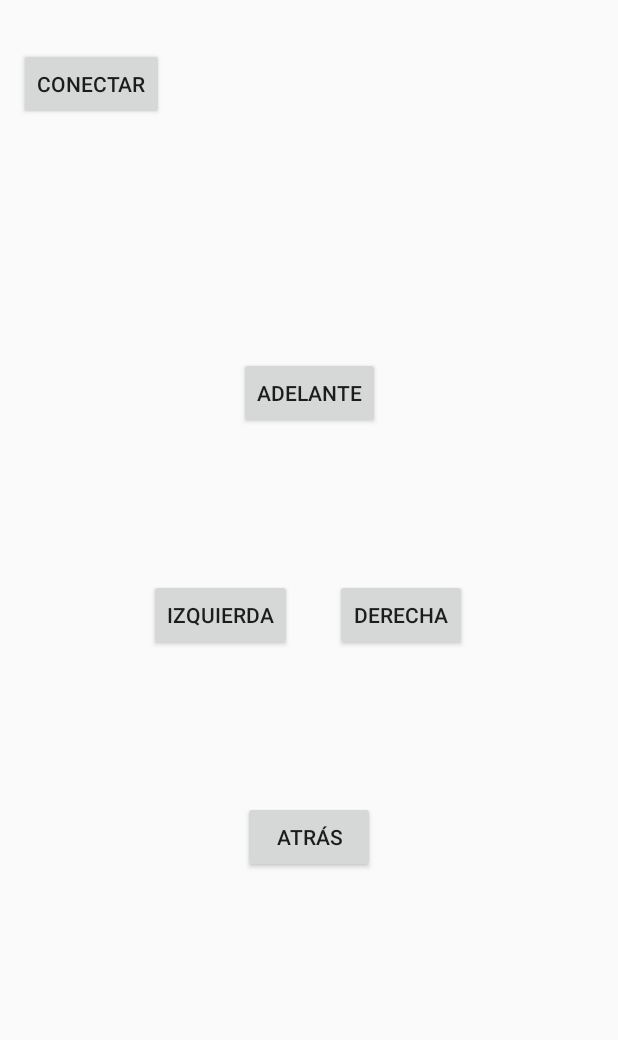
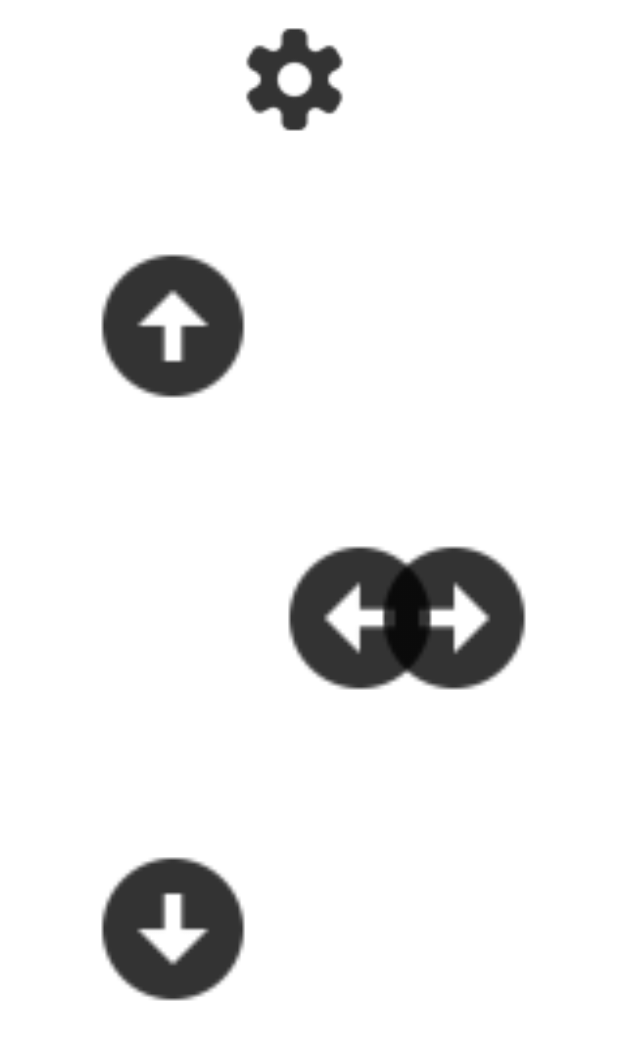
Before and after one commit to d7d8/IDG195-G7-RODRIGUEZ, an Android app: the layout activity_movimiento.xml on its own in the app's theme, with its tools: preview values and no code run, on a phone screen of 412 x 824 dp. Shown: the top 1040 px of the screen. Run offline under Robolectric (Android 15) with nearby library versions, the light colour scheme and no system bars.

Commit message:
Entrega primer avance proyecto

```diff
--- a/BluetoothControllerJB/app/build.gradle
+++ b/BluetoothControllerJB/app/build.gradle
@@ -20,7 +20,7 @@ android {
 
 dependencies {
     implementation fileTree(dir: 'libs', include: ['*.jar'])
-    implementation 'com.android.support:appcompat-v7:28.0.0-rc02'
+    implementation 'com.android.support:appcompat-v7:28.0.0-alpha1'
     implementation 'com.android.support.constraint:constraint-layout:1.1.3'
     testImplementation 'junit:junit:4.12'
     androidTestImplementation 'com.android.support.test:runner:1.0.2'
--- a/BluetoothControllerJB/app/src/main/java/olea/rodriguez/julio/bluetoothcontrollerjb/Listdevices.java
+++ b/BluetoothControllerJB/app/src/main/java/olea/rodriguez/julio/bluetoothcontrollerjb/Listdevices.java
@@ -31,7 +31,7 @@ public class Listdevices extends AppCompatActivity {
     public void onResume()
     {
         super.onResume();
-        ;
+
         myPairedDevices = new ArrayAdapter(this, R.layout.dispositivon);
         IdLista = findViewById(R.id.list_devices);
         IdLista.setAdapter(myPairedDevices);
--- a/BluetoothControllerJB/app/src/main/res/layout/activity_movimiento.xml
+++ b/BluetoothControllerJB/app/src/main/res/layout/activity_movimiento.xml
@@ -8,81 +8,88 @@
 
     <Button
         android:id="@+id/btn_right"
-        android:layout_width="wrap_content"
-        android:layout_height="wrap_content"
+        android:layout_width="125dp"
+        android:layout_height="125dp"
         android:layout_marginBottom="8dp"
         android:layout_marginEnd="8dp"
         android:layout_marginStart="8dp"
         android:layout_marginTop="8dp"
-        android:text="@string/right_button"
+        android:background="@drawable/bttnr"
+        android:visibility="visible"
         app:layout_constraintBottom_toBottomOf="parent"
         app:layout_constraintEnd_toEndOf="parent"
-        app:layout_constraintHorizontal_bias="0.7"
+        app:layout_constraintHorizontal_bias="0.856"
         app:layout_constraintStart_toStartOf="parent"
-        app:layout_constraintTop_toTopOf="parent"
-        app:layout_constraintVertical_bias="0.497" />
+        app:layout_constraintTop_toTopOf="parent" />
 
     <Button
         android:id="@+id/btn_forward"
-        android:layout_width="wrap_content"
-        android:layout_height="wrap_content"
+        android:layout_width="125dp"
+        android:layout_height="125dp"
         android:layout_marginBottom="8dp"
         android:layout_marginEnd="8dp"
         android:layout_marginStart="8dp"
         android:layout_marginTop="8dp"
-        android:text="@string/forward_button"
+        android:background="@drawable/bttnr"
+        android:rotation="270"
+        android:visibility="visible"
         app:layout_constraintBottom_toBottomOf="parent"
         app:layout_constraintEnd_toEndOf="parent"
+        app:layout_constraintHorizontal_bias="0.166"
         app:layout_constraintStart_toStartOf="parent"
         app:layout_constraintTop_toTopOf="parent"
-        app:layout_constraintVertical_bias="0.303" />
+        app:layout_constraintVertical_bias="0.215" />
 
     <Button
         android:id="@+id/btn_conectar"
-        android:layout_width="wrap_content"
-        android:layout_height="wrap_content"
+        android:layout_width="90dp"
+        android:layout_height="90dp"
         android:layout_marginBottom="8dp"
         android:layout_marginEnd="8dp"
         android:layout_marginStart="8dp"
         android:layout_marginTop="8dp"
+        android:background="@drawable/sttgs"
         android:onClick="turnon"
-        android:text="@string/cnt_button"
         app:layout_constraintBottom_toBottomOf="parent"
         app:layout_constraintEnd_toEndOf="parent"
-        app:layout_constraintHorizontal_bias="0.016"
+        app:layout_constraintHorizontal_bias="0.469"
         app:layout_constraintStart_toStartOf="parent"
         app:layout_constraintTop_toTopOf="parent"
-        app:layout_constraintVertical_bias="0.032" />
+        app:layout_constraintVertical_bias="0.0" />
 
     <Button
         android:id="@+id/btn_left"
-        android:layout_width="wrap_content"
-        android:layout_height="wrap_content"
+        android:layout_width="125dp"
+        android:layout_height="125dp"
         android:layout_marginBottom="8dp"
         android:layout_marginEnd="8dp"
         android:layout_marginStart="8dp"
         android:layout_marginTop="8dp"
-        android:text="@string/left_button"
+        android:background="@drawable/bttnr"
+        android:rotation="180"
+        android:visibility="visible"
         app:layout_constraintBottom_toBottomOf="parent"
         app:layout_constraintEnd_toEndOf="parent"
-        app:layout_constraintHorizontal_bias="0.303"
+        app:layout_constraintHorizontal_bias="0.625"
         app:layout_constraintStart_toStartOf="parent"
-        app:layout_constraintTop_toTopOf="parent"
-        app:layout_constraintVertical_bias="0.497" />
+        app:layout_constraintTop_toTopOf="parent" />
 
     <Button
         android:id="@+id/btn_reverse"
-        android:layout_width="wrap_content"
-        android:layout_height="wrap_content"
+        android:layout_width="125dp"
+        android:layout_height="125dp"
         android:layout_marginBottom="8dp"
         android:layout_marginEnd="8dp"
         android:layout_marginStart="8dp"
         android:layout_marginTop="8dp"
-        android:text="@string/reverse_button"
+        android:background="@drawable/bttnr"
+        android:rotation="90"
+        android:visibility="visible"
         app:layout_constraintBottom_toBottomOf="parent"
         app:layout_constraintEnd_toEndOf="parent"
+        app:layout_constraintHorizontal_bias="0.166"
         app:layout_constraintStart_toStartOf="parent"
         app:layout_constraintTop_toTopOf="parent"
-        app:layout_constraintVertical_bias="0.692" />
+        app:layout_constraintVertical_bias="0.804" />
 
 </android.support.constraint.ConstraintLayout>
--- a/BluetoothControllerJB/app/src/main/res/values/colors.xml
+++ b/BluetoothControllerJB/app/src/main/res/values/colors.xml
@@ -1,6 +1,9 @@
 <?xml version="1.0" encoding="utf-8"?>
 <resources>
-    <color name="colorPrimary">#3F51B5</color>
-    <color name="colorPrimaryDark">#303F9F</color>
-    <color name="colorAccent">#FF4081</color>
+    <color name="colorPrimary">#01030b</color>
+    <color name="colorPrimaryDark">#010101</color>
+    <color name="colorAccent">#cecdcd</color>
+    <color name="foreground_material_light">#798401</color>
+    <color name="background_material_light_1">#1ce244</color>
+    <color name="background_material_light">#ffffff</color>
 </resources>
--- a/BluetoothControllerJB/app/src/main/res/values/strings.xml
+++ b/BluetoothControllerJB/app/src/main/res/values/strings.xml
@@ -1,9 +1,4 @@
 <resources>
     <string name="app_name">Bluetooth Ctrl JB</string>
-    <string name="cnt_button">Conectar</string>
-    <string name="forward_button">Adelante</string>
-    <string name="reverse_button">Atrás</string>
-    <string name="right_button">Derecha</string>
-    <string name="left_button">Izquierda</string>
     <string name="devices_txt">Dispositivos vinculados</string>
 </resources>
--- a/BluetoothControllerJB/app/src/main/res/values/styles.xml
+++ b/BluetoothControllerJB/app/src/main/res/values/styles.xml
@@ -1,11 +1,12 @@
 <resources>
 
     <!-- Base application theme. -->
-    <style name="AppTheme" parent="Theme.AppCompat.Light.DarkActionBar">
+    <style name="AppTheme" parent="Theme.AppCompat.Light.NoActionBar">
         <!-- Customize your theme here. -->
         <item name="colorPrimary">@color/colorPrimary</item>
         <item name="colorPrimaryDark">@color/colorPrimaryDark</item>
         <item name="colorAccent">@color/colorAccent</item>
+        <item name="android:colorBackground">@color/background_material_light</item>
     </style>
 
 </resources>
```
Also changed, not shown: BluetoothControllerJB/app/src/main/java/olea/rodriguez/julio/bluetoothcontrollerjb/Movimiento.java (+22 -14 lines), BluetoothControllerJB/app/src/main/res/layout/activity_listdevices.xml (+8 -11 lines), BluetoothControllerJB/app/src/main/res/drawable-hdpi/bttnr.png (added), BluetoothControllerJB/app/src/main/res/drawable-hdpi/sttgs.png (added), BluetoothControllerJB/app/src/main/res/drawable-mdpi/bttnr.png (added), BluetoothControllerJB/app/src/main/res/drawable-mdpi/sttgs.png (added), BluetoothControllerJB/app/src/main/res/drawable-xhdpi/bttnr.png (added), BluetoothControllerJB/app/src/main/res/drawable-xhdpi/sttgs.png (added), BluetoothControllerJB/app/src/main/res/drawable-xxhdpi/bttnr.png (added), BluetoothControllerJB/app/src/main/res/drawable-xxhdpi/sttgs.png (added), 1 other file.
